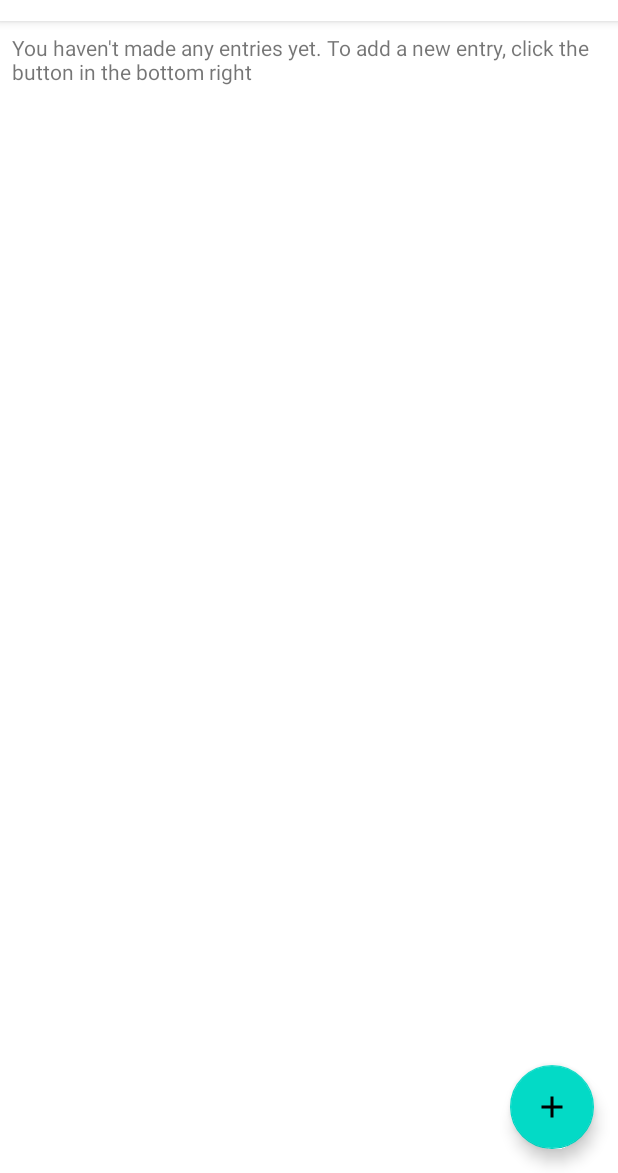
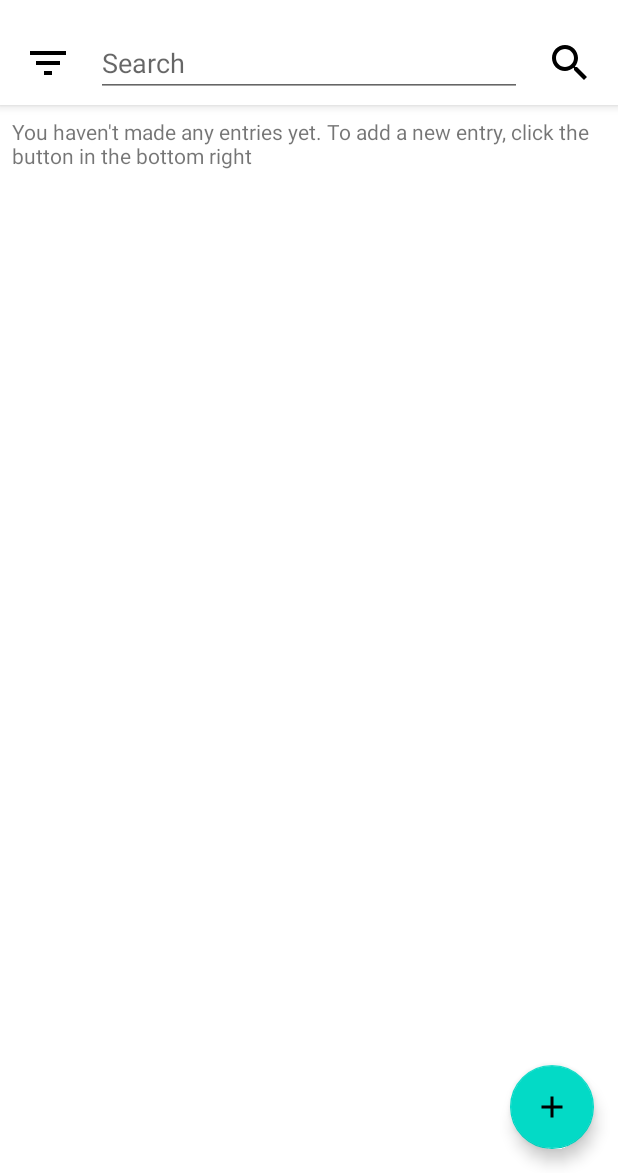
Before and after one commit to MarcDonald/Earworm, an Android app: the screen it shows after launch (MainActivity), on a phone screen of 412 x 824 dp, the part 63-1236 px from its top. Run offline under Robolectric (Android 15) with nearby library versions, the phone set to English and light mode, and no system bars; our stand-ins replace Room's generated code, Timber.

Commit message:
Add layout for search/filter bar

```diff
--- /dev/null
+++ b/app/src/main/res/drawable/ic_filter_list_24px.xml
@@ -0,0 +1,9 @@
+<vector xmlns:android="http://schemas.android.com/apk/res/android"
+  android:width="24dp"
+  android:height="24dp"
+  android:viewportWidth="24"
+  android:viewportHeight="24">
+  <path
+    android:fillColor="#FF000000"
+    android:pathData="M10,18h4v-2h-4v2zM3,6v2h18L21,6L3,6zM6,13h12v-2L6,11v2z" />
+</vector>
--- /dev/null
+++ b/app/src/main/res/drawable/ic_search_24px.xml
@@ -0,0 +1,9 @@
+<vector xmlns:android="http://schemas.android.com/apk/res/android"
+  android:width="24dp"
+  android:height="24dp"
+  android:viewportWidth="24"
+  android:viewportHeight="24">
+  <path
+    android:fillColor="#FF000000"
+    android:pathData="M15.5,14h-0.79l-0.28,-0.27C15.41,12.59 16,11.11 16,9.5 16,5.91 13.09,3 9.5,3S3,5.91 3,9.5 5.91,16 9.5,16c1.61,0 3.09,-0.59 4.23,-1.57l0.27,0.28v0.79l5,4.99L20.49,19l-4.99,-5zM9.5,14C7.01,14 5,11.99 5,9.5S7.01,5 9.5,5 14,7.01 14,9.5 11.99,14 9.5,14z" />
+</vector>
--- a/app/src/main/res/layout/activity_main.xml
+++ b/app/src/main/res/layout/activity_main.xml
@@ -1,9 +1,7 @@
 <?xml version="1.0" encoding="utf-8"?>
 <androidx.coordinatorlayout.widget.CoordinatorLayout xmlns:android="http://schemas.android.com/apk/res/android"
-    xmlns:tools="http://schemas.android.com/tools"
-    android:id="@+id/frame_main"
-    android:layout_width="match_parent"
-    android:layout_height="match_parent"
-    tools:context=".MainActivity">
+  android:id="@+id/frame_main"
+  android:layout_width="match_parent"
+  android:layout_height="match_parent">
 
 </androidx.coordinatorlayout.widget.CoordinatorLayout>
--- a/app/src/main/res/layout/fragment_mainscreen.xml
+++ b/app/src/main/res/layout/fragment_mainscreen.xml
@@ -7,9 +7,11 @@
 
   <com.google.android.material.appbar.AppBarLayout
     android:layout_width="match_parent"
-    android:layout_height="@dimen/appBarHeight">
+    android:layout_height="wrap_content">
 
     <include layout="@layout/toolbar_main" />
+
+    <include layout="@layout/toolbar_filter" />
   </com.google.android.material.appbar.AppBarLayout>
 
   <androidx.core.widget.NestedScrollView
@@ -37,8 +39,8 @@
         android:layout_width="wrap_content"
         android:layout_height="wrap_content"
         android:layout_margin="@dimen/marginStandard"
+        app:layout_constraintEnd_toEndOf="parent"
         app:layout_constraintStart_toStartOf="parent"
-        app:layout_constraintEnd_toEndOf="parent"
         app:layout_constraintTop_toBottomOf="@id/txt_noEntries" />
 
       <androidx.recyclerview.widget.RecyclerView
--- /dev/null
+++ b/app/src/main/res/layout/toolbar_filter.xml
@@ -0,0 +1,61 @@
+<?xml version="1.0" encoding="utf-8"?>
+<androidx.appcompat.widget.Toolbar xmlns:android="http://schemas.android.com/apk/res/android"
+  xmlns:app="http://schemas.android.com/apk/res-auto"
+  android:id="@+id/toolbar_main"
+  android:layout_width="match_parent"
+  android:layout_height="@dimen/appBarHeight"
+  android:background="@color/colorPrimary"
+  app:contentInsetEnd="0dp"
+  app:contentInsetLeft="0dp"
+  app:contentInsetRight="0dp"
+  app:contentInsetStart="0dp">
+
+  <androidx.constraintlayout.widget.ConstraintLayout
+    android:layout_width="match_parent"
+    android:layout_height="match_parent"
+    android:focusable="true"
+    android:focusableInTouchMode="true">
+
+    <ImageView
+      android:id="@+id/img_filter"
+      android:layout_width="@dimen/toolbarIconSize"
+      android:layout_height="@dimen/toolbarIconSize"
+      android:layout_marginStart="@dimen/marginStandard"
+      android:layout_marginTop="@dimen/toolbarIconMargin"
+      android:layout_marginBottom="@dimen/toolbarIconMargin"
+      android:padding="@dimen/marginStandard"
+      android:src="@drawable/ic_filter_list_24px"
+      app:layout_constraintBottom_toBottomOf="parent"
+      app:layout_constraintStart_toStartOf="parent"
+      app:layout_constraintTop_toTopOf="parent" />
+
+    <EditText
+      android:id="@+id/edt_filter_input"
+      android:layout_width="0dp"
+      android:layout_height="wrap_content"
+      android:layout_marginStart="@dimen/marginStandard"
+      android:layout_marginTop="@dimen/toolbarIconMargin"
+      android:layout_marginEnd="@dimen/toolbarIconMarginSmall"
+      android:layout_marginBottom="@dimen/toolbarIconMargin"
+      android:hint="@string/search"
+      android:singleLine="true"
+      app:layout_constraintBottom_toBottomOf="parent"
+      app:layout_constraintEnd_toStartOf="@id/img_search"
+      app:layout_constraintStart_toEndOf="@id/img_filter"
+      app:layout_constraintTop_toTopOf="parent" />
+
+    <ImageView
+      android:id="@+id/img_search"
+      android:layout_width="@dimen/toolbarIconSize"
+      android:layout_height="@dimen/toolbarIconSize"
+      android:layout_marginTop="@dimen/toolbarIconMargin"
+      android:layout_marginEnd="@dimen/toolbarIconMarginSmall"
+      android:layout_marginBottom="@dimen/toolbarIconMargin"
+      android:padding="@dimen/marginStandard"
+      android:src="@drawable/ic_search_24px"
+      app:layout_constraintBottom_toBottomOf="parent"
+      app:layout_constraintEnd_toEndOf="parent"
+      app:layout_constraintTop_toTopOf="parent" />
+  </androidx.constraintlayout.widget.ConstraintLayout>
+
+</androidx.appcompat.widget.Toolbar>
--- a/app/src/main/res/layout/toolbar_main.xml
+++ b/app/src/main/res/layout/toolbar_main.xml
@@ -29,5 +29,4 @@
         app:layout_constraintBottom_toBottomOf="parent" />
   </androidx.constraintlayout.widget.ConstraintLayout>
 
-
 </androidx.appcompat.widget.Toolbar>
--- a/app/src/main/res/values/dimens.xml
+++ b/app/src/main/res/values/dimens.xml
@@ -4,8 +4,9 @@
   <dimen name="marginStandardHalf">4dp</dimen>
   <dimen name="fabMargin">16dp</dimen>
   <dimen name="appBarHeight">56dp</dimen>
-  <dimen name="toolbarIconSize">24dp</dimen>
+  <dimen name="toolbarIconSize">48dp</dimen>
   <dimen name="toolbarIconMargin">16dp</dimen>
+  <dimen name="toolbarIconMarginSmall">8dp</dimen>
   <dimen name="roundedCornerRadius">16dp</dimen>
   <dimen name="cardCornerRadius">8dp</dimen>
   <dimen name="bottomSheetCornerRadius">8dp</dimen>
--- a/app/src/main/res/values/strings.xml
+++ b/app/src/main/res/values/strings.xml
@@ -8,6 +8,7 @@
   <string name="today">Today</string>
   <string name="long_click_hint">Hold to edit or delete</string>
   <string name="dont_show">Don\'t Show Again</string>
+  <string name="search">Search</string>
 
   <!--Favourite Items-->
   <string name="song_name">Song name</string>
```
Also changed, not shown: app/src/main/res/layout/dialog_add_item.xml (+0 -11 lines).
